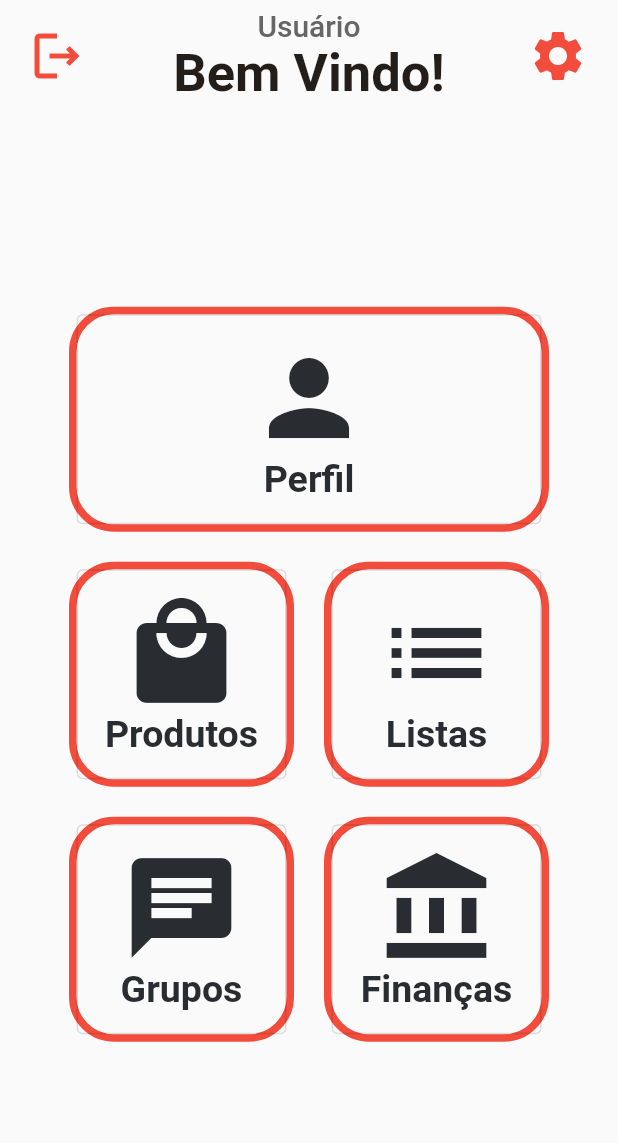
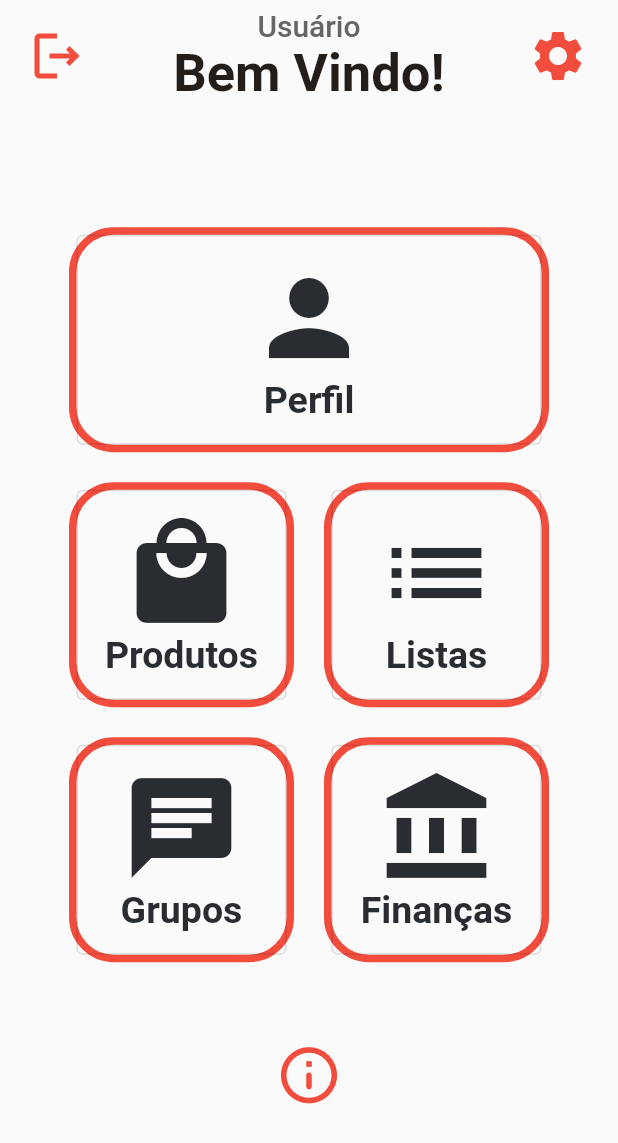
Before and after one commit to TheYanVictor/TheMulaProject.dart, a Flutter app: the menu_view screen opened by its route, on a phone screen of 412 x 824 dp. Shown: the top 1143 px of the screen. Run offline on Flutter 3.47's test engine with Material 2 defaults, Android fonts, the phone set to English and light mode, and no system bars; our stand-ins replace device_preview, google_fonts; missing offline and left inert: dart:html; key blocks and very long unbroken strings in the code were emptied for the run.

Commit message:
PopUp "Sobre" criado (Falta o texto em si)

```diff
--- a/mulaProject/lib/view/menu_view.dart
+++ b/mulaProject/lib/view/menu_view.dart
@@ -139,14 +139,7 @@ class _menu_view extends State<menu_view> {
                                   },
                                 )
 
-                                /*IconButton(
-                                  icon: const Icon(Icons.person),
-                                  iconSize: 60,
-                                  color: Color(0xFF292D32),
-                                  onPressed: () {
-                                    Navigator.pushNamed(context, 'perfil');
-                                  },
-                                ),*/
+
                               ),
                             ],
                           ),
@@ -212,14 +205,7 @@ class _menu_view extends State<menu_view> {
                                   onPressed: () {
                                      Navigator.pushNamed(context, 'produtos');
                                   },
-                                )/*IconButton(
-                                      icon: const Icon(Icons.local_mall),
-                                      iconSize: 60,
-                                      color: Color(0xFF292D32),
-                                      onPressed: () {
-                                        Navigator.pushNamed(context, 'produtos');
-                                      },
-                                    ),*/
+                                )
                                   ),
                                 ],
                               ),
@@ -283,14 +269,7 @@ class _menu_view extends State<menu_view> {
                                      Navigator.pushNamed(context, 'listas');
                                   },
                                 )
-                                    /*IconButton(
-                                      icon: const Icon(Icons.list),
-                                      iconSize: 60,
-                                      color: Color(0xFF292D32),
-                                      onPressed: () {
-                                        Navigator.pushNamed(context, 'listas');
-                                      },
-                                    ),*/
+
                                   ),
                                 ],
                               ),
@@ -359,14 +338,7 @@ class _menu_view extends State<menu_view> {
                                      Navigator.pushNamed(context, 'grupos');
                                   },
                                 )
-                                    /* IconButton(
-                                      icon: const Icon(Icons.chat),
-                                      iconSize: 60,
-                                      color: Color(0xFF292D32),
-                                      onPressed: () {
-                                        Navigator.pushNamed(context, 'grupos');
-                                      },
-                                    ),*/
+
                                   ),
                                   //Botao Lista
                                   Container(),
@@ -432,19 +404,27 @@ class _menu_view extends State<menu_view> {
                                      Navigator.pushNamed(context, 'financeiro');
                                   },
                                 )
-                                /*IconButton(
-                                      icon: const Icon(Icons.account_balance),
-                                      iconSize: 60,
-                                      color: Color(0xFF292D32),
-                                      onPressed: () {
-                                        Navigator.pushNamed(context, 'financeiro');
-                                      },
-                                    ),*/
+
                                   ),
                                 ],
                               ),
                             ],
                           ),
+
+                          SizedBox(height: 45),
+
+                          IconButton(
+                            iconSize: 45,
+                            icon: Icon(
+                              Icons.info_outline_rounded,
+                              size: 45,
+                              color: Color(0xFFF24C3D),
+                            ),
+
+                            onPressed: () {
+                              OpenDialog();
+                            },
+                          )
                         ],
                       ),
                     ),
@@ -457,4 +437,31 @@ class _menu_view extends State<menu_view> {
       ),
     );
   }
+
+  Future OpenDialog() => showDialog(
+
+    context: context,
+    builder: (context) => AlertDialog(
+
+
+      //define se será possivel rolar a tela da caixa
+      scrollable: true,
+      //define o formato da caixa com as bordas mais arredondadas
+      shape: RoundedRectangleBorder(borderRadius: BorderRadius.all(Radius.circular(20))),
+      //titulo da caixa
+      title: Text('SOBRE', style: TextStyle(fontWeight: FontWeight.bold),),
+
+      //conteudo da caixa - TextField
+      content: Container(
+        width: 300,
+        child: Text(
+          "Lorem ipsum dolor sit amet, consectetur adipiscing elit. Praesent ut nisi vehicula, vehicula nisi ac, vulputate diam. Nam lorem dolor, vulputate nec efficitur ut, ultricies facilisis tortor. Duis nec lectus ut ligula vestibulum consectetur. Mauris tristique sagittis egestas. Curabitur quis efficitur tellus, id pulvinar enim. Morbi interdum arcu eu massa bibendum, eu mollis quam condimentum. Etiam quis imperdiet risus, ac volutpat lectus. Pellentesque porttitor egestas efficitur. Proin rutrum eros eu sem auctor, suscipit blandit sem sodales. Pellentesque habitant morbi tristique senectus et netus et malesuada fames ac turpis egestas. Morbi sit amet est non mi interdum interdum nec ac tellus.",
+          style: TextStyle(
+            fontSize: 20
+          ),
+        ),
+      )
+    )
+  );
+
 }
```
